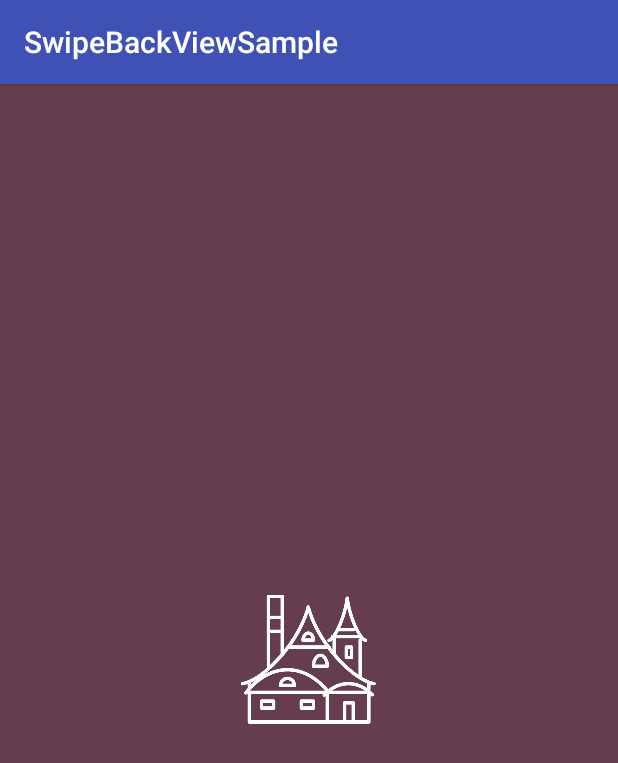
After one commit to baurine/swipebackview, an Android app: the DetailActivity screen opened directly, with no data from a screen before it, on a phone screen of 412 x 824 dp. The commit adds this screen. Shown: the top 763 px of the screen. Run offline under Robolectric (Android 15) with nearby library versions, the phone set to English and light mode, and no system bars.

Commit message:
Implement sample with SwipeBackView

```diff
--- /dev/null
+++ b/SwipeBackView/app/src/main/java/com/baurine/swipebackviewsample/DetailActivity.java
@@ -0,0 +1,45 @@
+package com.baurine.swipebackviewsample;
+
+import android.content.Context;
+import android.content.Intent;
+import android.graphics.drawable.Drawable;
+import android.os.Bundle;
+import android.support.v7.app.AppCompatActivity;
+import android.widget.ImageView;
+
+public class DetailActivity extends AppCompatActivity {
+
+    private static final String KEY_BG_COLOR = "KEY_BG_COLOR";
+    private static final String KEY_ICON = "KEY_ICON";
+
+    private int bgColorResId;
+    private int iconResId;
+
+    public static void launch(Context from, int colorResId, int iconResId) {
+        Intent intent = new Intent(from, DetailActivity.class);
+        intent.putExtra(KEY_BG_COLOR, colorResId);
+        intent.putExtra(KEY_ICON, iconResId);
+        from.startActivity(intent);
+    }
+
+    //////////////////////////////////////////////////////////
+    @Override
+    protected void onCreate(Bundle savedInstanceState) {
+        super.onCreate(savedInstanceState);
+        setContentView(R.layout.activity_detail);
+
+        getBundleData();
+        initViews();
+    }
+
+    private void getBundleData() {
+        bgColorResId = getIntent().getIntExtra(KEY_BG_COLOR, R.color.eggplant);
+        iconResId = getIntent().getIntExtra(KEY_ICON, R.drawable.icon_1);
+    }
+
+    private void initViews() {
+        Drawable drawable = getResources().getDrawable(bgColorResId);
+        findViewById(R.id.rl_root).setBackground(drawable);
+        ((ImageView) findViewById(R.id.iv_icon)).setImageResource(iconResId);
+    }
+}
--- /dev/null
+++ b/SwipeBackView/app/src/main/res/layout/activity_detail.xml
@@ -0,0 +1,15 @@
+<?xml version="1.0" encoding="utf-8"?>
+<RelativeLayout
+    android:id="@+id/rl_root"
+    xmlns:android="http://schemas.android.com/apk/res/android"
+    android:layout_width="match_parent"
+    android:layout_height="match_parent"
+    android:background="@color/eggplant">
+
+    <ImageView
+        android:id="@+id/iv_icon"
+        android:layout_width="wrap_content"
+        android:layout_height="wrap_content"
+        android:layout_centerInParent="true"
+        android:src="@drawable/icon_1"/>
+</RelativeLayout>
--- a/SwipeBackView/app/src/main/res/values/colors.xml
+++ b/SwipeBackView/app/src/main/res/values/colors.xml
@@ -3,4 +3,8 @@
     <color name="colorPrimary">#3F51B5</color>
     <color name="colorPrimaryDark">#303F9F</color>
     <color name="colorAccent">#FF4081</color>
+
+    <color name="saffron">#F4B63E</color>
+    <color name="eggplant">#663D4E</color>
+    <color name="sienna">#EB6460</color>
 </resources>
```
Also changed, not shown: SwipeBackView/app/src/main/AndroidManifest.xml (+4 -3 lines), SwipeBackView/app/src/main/java/com/baurine/swipebackviewsample/MainActivity.java (+21 -0 lines), SwipeBackView/app/src/main/res/layout/activity_main.xml (+53 -12 lines), SwipeBackView/app/src/main/res/drawable-xxhdpi/icon_1.png (added), SwipeBackView/app/src/main/res/drawable-xxhdpi/icon_2.png (added), SwipeBackView/app/src/main/res/drawable-xxhdpi/icon_3.png (added).
